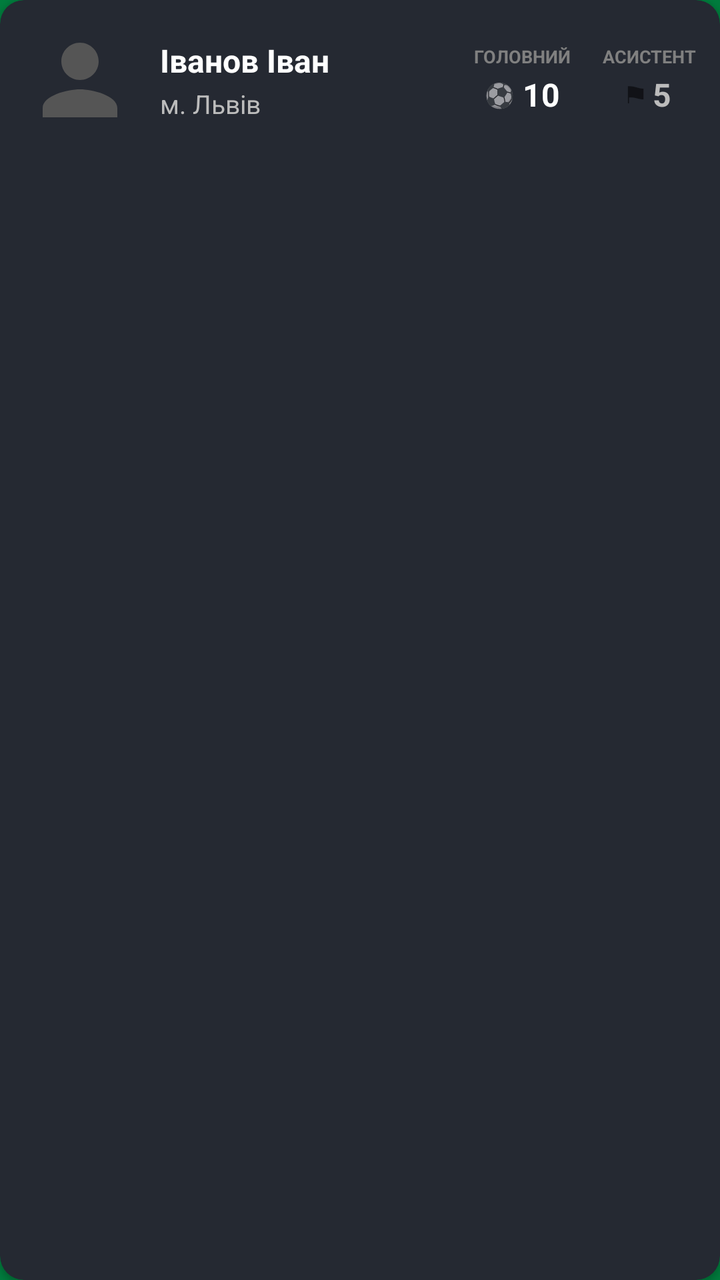
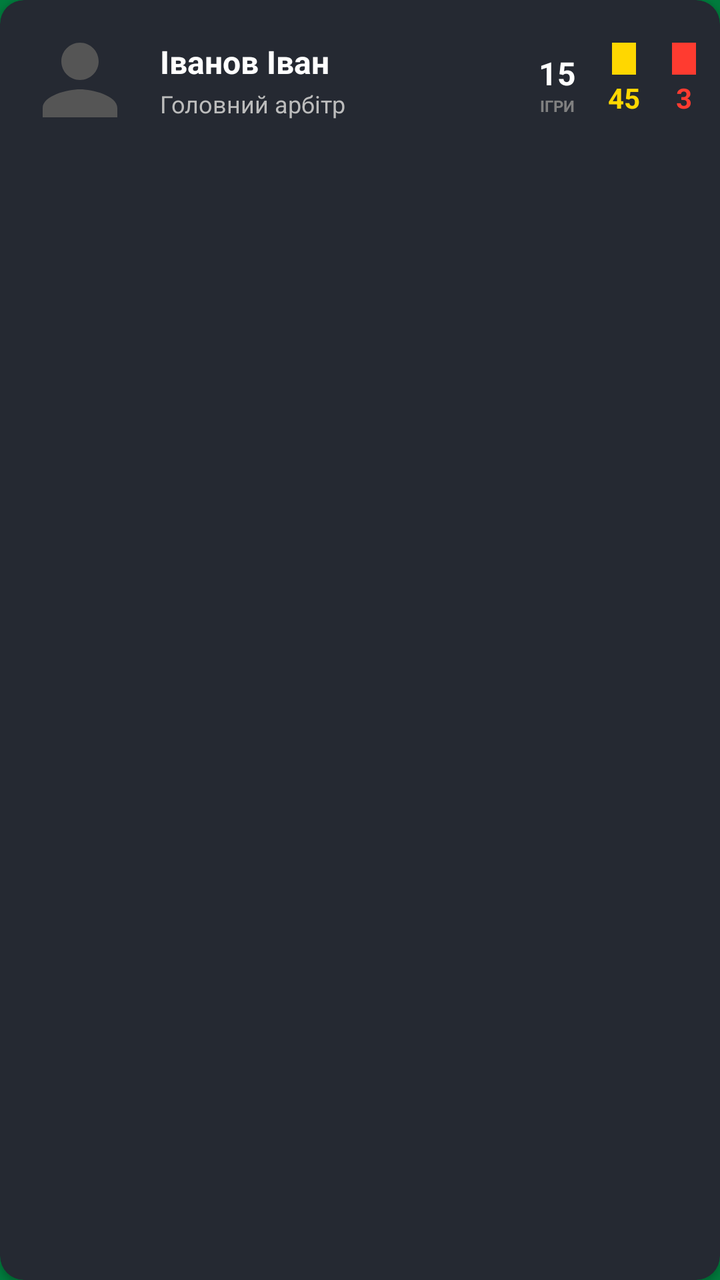

Two renders of the same Android screen: before a commit and after it. Below are the layout's source before the change and the commit's diff.
<!-- AndroidManifest.xml: application theme Theme.MAFFootball -->
<!-- res/layout/item_referee.xml -->
<?xml version="1.0" encoding="utf-8"?>
<androidx.cardview.widget.CardView xmlns:android="http://schemas.android.com/apk/res/android"
    xmlns:app="http://schemas.android.com/apk/res-auto"
    android:id="@+id/itemContainer"
    android:layout_width="match_parent"
    android:layout_height="wrap_content"
    android:layout_marginHorizontal="8dp"
    android:layout_marginVertical="4dp"
    app:cardBackgroundColor="#252932"
    app:cardCornerRadius="12dp"
    app:cardElevation="2dp">

    <LinearLayout
        android:layout_width="match_parent"
        android:layout_height="wrap_content"
        android:gravity="center_vertical"
        android:orientation="horizontal"
        android:padding="12dp">

        <ImageView
            android:id="@+id/ivRefereePhoto"
            android:layout_width="56dp"
            android:layout_height="56dp"
            android:src="@drawable/ic_player_placeholder" />

        <LinearLayout
            android:layout_width="0dp"
            android:layout_height="wrap_content"
            android:layout_marginStart="12dp"
            android:layout_weight="1"
            android:orientation="vertical">

            <TextView
                android:id="@+id/tvRefereeName"
                android:layout_width="wrap_content"
                android:layout_height="wrap_content"
                android:textColor="#FFFFFF"
                android:textSize="16sp"
                android:textStyle="bold"
                android:text="Іванов Іван" />

            <TextView
                android:id="@+id/tvRefereeCity"
                android:layout_width="wrap_content"
                android:layout_height="wrap_content"
                android:layout_marginTop="2dp"
                android:textColor="#BCBCBC"
                android:textSize="13sp"
                android:text="м. Львів" />
        </LinearLayout>

        <LinearLayout
            android:layout_width="wrap_content"
            android:layout_height="wrap_content"
            android:gravity="center_vertical"
            android:orientation="horizontal">

            <LinearLayout
                android:layout_width="wrap_content"
                android:layout_height="wrap_content"
                android:gravity="center"
                android:orientation="vertical"
                android:layout_marginEnd="16dp">
                
                <TextView
                    android:layout_width="wrap_content"
                    android:layout_height="wrap_content"
                    android:text="ГОЛОВНИЙ"
                    android:textColor="#808080"
                    android:textSize="9sp"
                    android:textStyle="bold" />
                
                <LinearLayout
                    android:layout_width="wrap_content"
                    android:layout_height="wrap_content"
                    android:gravity="center_vertical"
                    android:orientation="horizontal"
                    android:layout_marginTop="2dp">
                    
                    <TextView
                        android:layout_width="wrap_content"
                        android:layout_height="wrap_content"
                        android:text="⚽"
                        android:textSize="12sp"
                        android:layout_marginEnd="4dp"/>
                        
                    <TextView
                        android:id="@+id/tvMainMatches"
                        android:layout_width="wrap_content"
                        android:layout_height="wrap_content"
                        android:textColor="#FFFFFF"
                        android:textSize="16sp"
                        android:textStyle="bold"
                        android:text="10" />
                </LinearLayout>
            </LinearLayout>

            <LinearLayout
                android:layout_width="wrap_content"
                android:layout_height="wrap_content"
                android:gravity="center"
                android:orientation="vertical">
                
                <TextView
                    android:layout_width="wrap_content"
                    android:layout_height="wrap_content"
                    android:text="АСИСТЕНТ"
                    android:textColor="#808080"
                    android:textSize="9sp"
                    android:textStyle="bold" />
                
                <LinearLayout
                    android:layout_width="wrap_content"
                    android:layout_height="wrap_content"
                    android:gravity="center_vertical"
                    android:orientation="horizontal"
                    android:layout_marginTop="2dp">
                    
                    <TextView
                        android:layout_width="wrap_content"
                        android:layout_height="wrap_content"
                        android:text="⚑"
                        android:textSize="12sp"
                        android:layout_marginEnd="4dp"/>
                        
                    <TextView
                        android:id="@+id/tvAssistMatches"
                        android:layout_width="wrap_content"
                        android:layout_height="wrap_content"
                        android:textColor="#BCBCBC"
                        android:textSize="16sp"
                        android:textStyle="bold"
                        android:text="5" />
                </LinearLayout>
            </LinearLayout>

        </LinearLayout>
    </LinearLayout>
</androidx.cardview.widget.CardView>
<!-- resources referenced by this layout -->
<resources>
  <!-- drawable ic_player_placeholder (drawable) -->
  <vector xmlns:android="http://schemas.android.com/apk/res/android"
      android:width="24dp"
      android:height="24dp"
      android:viewportWidth="24"
      android:viewportHeight="24">
      <path
          android:fillColor="#555555"
          android:pathData="M12,12c2.21,0 4,-1.79 4,-4s-1.79,-4 -4,-4 -4,1.79 -4,4 1.79,4 4,4zM12,14c-2.67,0 -8,1.34 -8,4v2h16v-2c0,-2.66 -5.33,-4 -8,-4z"/>
  </vector>
  <style name="Theme.MAFFootball" parent="Theme.MaterialComponents.DayNight.NoActionBar">
          <item name="colorPrimary">#007c3d</item>
          <item name="colorPrimaryVariant">#004d26</item>
          <item name="colorOnPrimary">@android:color/white</item>
          
          <item name="colorSecondary">#007c3d</item>
          <item name="colorOnSecondary">@android:color/white</item>
  
          <item name="android:statusBarColor">#007c3d</item>
          <item name="android:windowBackground">#007c3d</item>
      </style>
</resources>

<!-- the commit's change to res/layout/item_referee.xml (unified diff, before → after) -->
@@ -5,7 +5,7 @@
     android:layout_width="match_parent"
     android:layout_height="wrap_content"
     android:layout_marginHorizontal="8dp"
-    android:layout_marginVertical="4dp"
+    android:layout_marginVertical="6dp"
     app:cardBackgroundColor="#252932"
     app:cardCornerRadius="12dp"
     app:cardElevation="2dp">
@@ -34,25 +34,25 @@
                 android:id="@+id/tvRefereeName"
                 android:layout_width="wrap_content"
                 android:layout_height="wrap_content"
+                android:text="Іванов Іван"
                 android:textColor="#FFFFFF"
                 android:textSize="16sp"
-                android:textStyle="bold"
-                android:text="Іванов Іван" />
+                android:textStyle="bold" />
 
             <TextView
-                android:id="@+id/tvRefereeCity"
+                android:id="@+id/tvRefereeRole"
                 android:layout_width="wrap_content"
                 android:layout_height="wrap_content"
                 android:layout_marginTop="2dp"
+                android:text="Головний арбітр"
                 android:textColor="#BCBCBC"
-                android:textSize="13sp"
-                android:text="м. Львів" />
+                android:textSize="12sp" />
         </LinearLayout>
 
         <LinearLayout
             android:layout_width="wrap_content"
             android:layout_height="wrap_content"
-            android:gravity="center_vertical"
+            android:gravity="bottom"
             android:orientation="horizontal">
 
             <LinearLayout
@@ -63,36 +63,44 @@
                 android:layout_marginEnd="16dp">
                 
                 <TextView
+                    android:id="@+id/tvMatches"
                     android:layout_width="wrap_content"
                     android:layout_height="wrap_content"
-                    android:text="ГОЛОВНИЙ"
-                    android:textColor="#808080"
-                    android:textSize="9sp"
+                    android:text="15"
+                    android:textColor="#FFFFFF"
+                    android:textSize="16sp"
                     android:textStyle="bold" />
-                
-                <LinearLayout
+                    
+                <TextView
                     android:layout_width="wrap_content"
                     android:layout_height="wrap_content"
-                    android:gravity="center_vertical"
-                    android:orientation="horizontal"
-                    android:layout_marginTop="2dp">
+                    android:text="ІГРИ"
+                    android:textColor="#808080"
+                    android:textSize="8sp"
+                    android:textStyle="bold" />
+            </LinearLayout>
+
+            <LinearLayout
+                android:layout_width="wrap_content"
+                android:layout_height="wrap_content"
+                android:gravity="center"
+                android:orientation="vertical"
+                android:layout_marginEnd="16dp">
+                
+                <View
+                    android:layout_width="12dp"
+                    android:layout_height="16dp"
+                    android:layout_marginBottom="2dp"
+                    android:background="#FFD700" />
                     
-                    <TextView
-                        android:layout_width="wrap_content"
-                        android:layout_height="wrap_content"
-                        android:text="⚽"
-                        android:textSize="12sp"
-                        android:layout_marginEnd="4dp"/>
-                        
-                    <TextView
-                        android:id="@+id/tvMainMatches"
-                        android:layout_width="wrap_content"
-                        android:layout_height="wrap_content"
-                        android:textColor="#FFFFFF"
-                        android:textSize="16sp"
-                        android:textStyle="bold"
-                        android:text="10" />
-                </LinearLayout>
+                <TextView
+                    android:id="@+id/tvYellowCards"
+                    android:layout_width="wrap_content"
+                    android:layout_height="wrap_content"
+                    android:text="45"
+                    android:textColor="#FFD700"
+                    android:textSize="14sp"
+                    android:textStyle="bold" />
             </LinearLayout>
 
             <LinearLayout
@@ -101,39 +109,21 @@
                 android:gravity="center"
                 android:orientation="vertical">
                 
+                <View
+                    android:layout_width="12dp"
+                    android:layout_height="16dp"
+                    android:layout_marginBottom="2dp"
+                    android:background="#FF3B30" />
+                    
                 <TextView
+                    android:id="@+id/tvRedCards"
                     android:layout_width="wrap_content"
                     android:layout_height="wrap_content"
-                    android:text="АСИСТЕНТ"
-                    android:textColor="#808080"
-                    android:textSize="9sp"
+                    android:text="3"
+                    android:textColor="#FF3B30"
+                    android:textSize="14sp"
                     android:textStyle="bold" />
-                
-                <LinearLayout
-                    android:layout_width="wrap_content"
-                    android:layout_height="wrap_content"
-                    android:gravity="center_vertical"
-                    android:orientation="horizontal"
-                    android:layout_marginTop="2dp">
-                    
-                    <TextView
-                        android:layout_width="wrap_content"
-                        android:layout_height="wrap_content"
-                        android:text="⚑"
-                        android:textSize="12sp"
-                        android:layout_marginEnd="4dp"/>
-                        
-                    <TextView
-                        android:id="@+id/tvAssistMatches"
-                        android:layout_width="wrap_content"
-                        android:layout_height="wrap_content"
-                        android:textColor="#BCBCBC"
-                        android:textSize="16sp"
-                        android:textStyle="bold"
-                        android:text="5" />
-                </LinearLayout>
             </LinearLayout>
-
         </LinearLayout>
     </LinearLayout>
 </androidx.cardview.widget.CardView>
